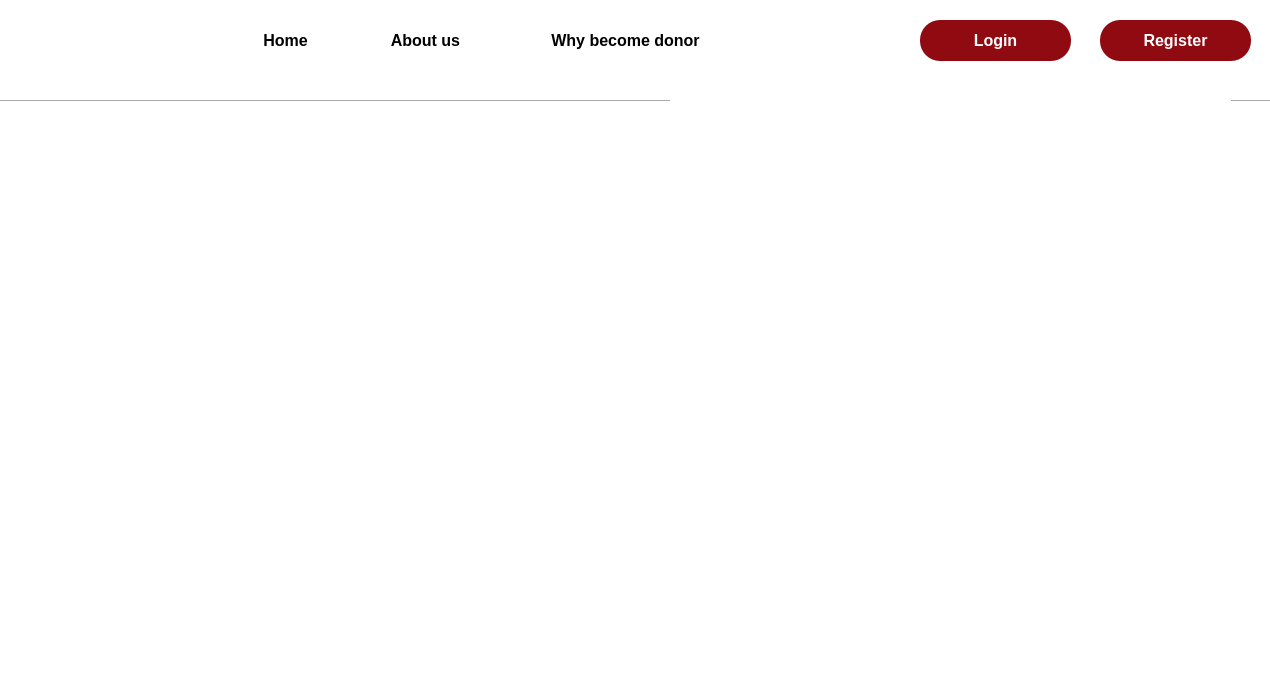
Old version of the form why_become_donor.ui in the repository Rista10/Final.
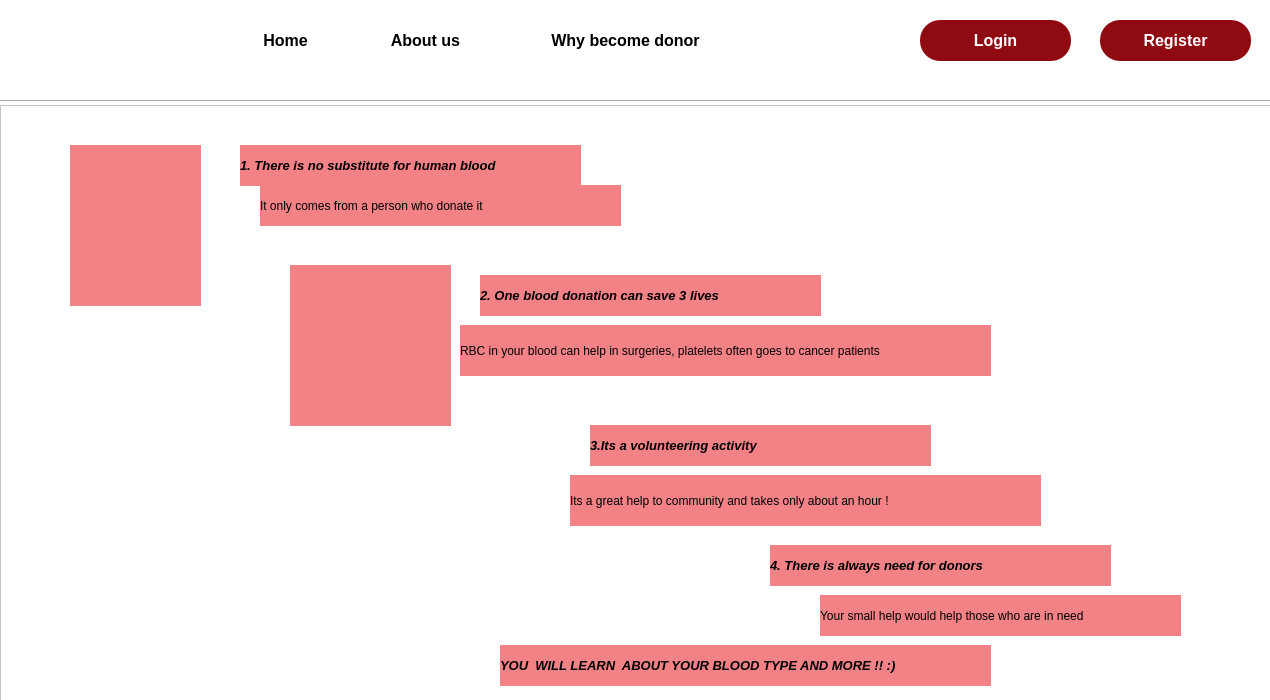
New version of the form. Icons and pictures are not drawn.

Diff of the .ui file:
```diff
--- a/why_become_donor.ui
+++ b/why_become_donor.ui
@@ -218,37 +218,278 @@
     <string>Why become donor</string>
    </property>
   </widget>
-  <widget class="QLabel" name="label">
+  <widget class="QFrame" name="frame">
    <property name="geometry">
     <rect>
-     <x>40</x>
-     <y>110</y>
-     <width>571</width>
-     <height>581</height>
+     <x>0</x>
+     <y>105</y>
+     <width>1271</width>
+     <height>651</height>
     </rect>
    </property>
    <property name="styleSheet">
-    <string notr="true">border-image: url(:/Images/why.jpg);</string>
+    <string notr="true">#frame{
+border-image: url(:/img/Images/output-onlinepngtools (1).png);  }
+</string>
    </property>
-   <property name="text">
-    <string/>
+   <property name="frameShape">
+    <enum>QFrame::StyledPanel</enum>
    </property>
-  </widget>
-  <widget class="QLabel" name="label_2">
-   <property name="geometry">
-    <rect>
-     <x>670</x>
-     <y>100</y>
-     <width>561</width>
-     <height>571</height>
-    </rect>
+   <property name="frameShadow">
+    <enum>QFrame::Raised</enum>
    </property>
-   <property name="styleSheet">
-    <string notr="true">border-image: url(:/Images/benefits.jpg);</string>
-   </property>
-   <property name="text">
-    <string/>
-   </property>
+   <widget class="QLabel" name="label">
+    <property name="geometry">
+     <rect>
+      <x>70</x>
+      <y>40</y>
+      <width>131</width>
+      <height>161</height>
+     </rect>
+    </property>
+    <property name="styleSheet">
+     <string notr="true">border-image: url(:/img/Images/bg.png);
+background-color: rgb(243, 130, 135);</string>
+    </property>
+    <property name="text">
+     <string/>
+    </property>
+   </widget>
+   <widget class="QLabel" name="label_2">
+    <property name="geometry">
+     <rect>
+      <x>240</x>
+      <y>40</y>
+      <width>341</width>
+      <height>41</height>
+     </rect>
+    </property>
+    <property name="font">
+     <font>
+      <pointsize>10</pointsize>
+      <italic>true</italic>
+      <bold>true</bold>
+     </font>
+    </property>
+    <property name="styleSheet">
+     <string notr="true">background-color: rgb(243, 130, 135);</string>
+    </property>
+    <property name="text">
+     <string>1. There is no substitute for human blood</string>
+    </property>
+   </widget>
+   <widget class="QLabel" name="label_17">
+    <property name="geometry">
+     <rect>
+      <x>260</x>
+      <y>80</y>
+      <width>361</width>
+      <height>41</height>
+     </rect>
+    </property>
+    <property name="styleSheet">
+     <string notr="true">background-color: rgb(243, 130, 135);</string>
+    </property>
+    <property name="text">
+     <string>It only comes from a person who donate it</string>
+    </property>
+   </widget>
+   <widget class="QLabel" name="label_18">
+    <property name="geometry">
+     <rect>
+      <x>480</x>
+      <y>170</y>
+      <width>341</width>
+      <height>41</height>
+     </rect>
+    </property>
+    <property name="font">
+     <font>
+      <pointsize>10</pointsize>
+      <italic>true</italic>
+      <bold>true</bold>
+     </font>
+    </property>
+    <property name="styleSheet">
+     <string notr="true">background-color: rgb(243, 130, 135);</string>
+    </property>
+    <property name="text">
+     <string>2. One blood donation can save 3 lives</string>
+    </property>
+   </widget>
+   <widget class="QLabel" name="label_19">
+    <property name="geometry">
+     <rect>
+      <x>590</x>
+      <y>320</y>
+      <width>341</width>
+      <height>41</height>
+     </rect>
+    </property>
+    <property name="font">
+     <font>
+      <pointsize>10</pointsize>
+      <italic>true</italic>
+      <bold>true</bold>
+     </font>
+    </property>
+    <property name="styleSheet">
+     <string notr="true">background-color: rgb(243, 130, 135);</string>
+    </property>
+    <property name="text">
+     <string>3.Its a volunteering activity</string>
+    </property>
+   </widget>
+   <widget class="QLabel" name="label_20">
+    <property name="geometry">
+     <rect>
+      <x>770</x>
+      <y>440</y>
+      <width>341</width>
+      <height>41</height>
+     </rect>
+    </property>
+    <property name="font">
+     <font>
+      <pointsize>10</pointsize>
+      <italic>true</italic>
+      <bold>true</bold>
+     </font>
+    </property>
+    <property name="styleSheet">
+     <string notr="true">background-color: rgb(243, 130, 135);</string>
+    </property>
+    <property name="text">
+     <string>4. There is always need for donors</string>
+    </property>
+   </widget>
+   <widget class="QLabel" name="label_21">
+    <property name="geometry">
+     <rect>
+      <x>570</x>
+      <y>370</y>
+      <width>471</width>
+      <height>51</height>
+     </rect>
+    </property>
+    <property name="styleSheet">
+     <string notr="true">background-color: rgb(243, 130, 135);</string>
+    </property>
+    <property name="text">
+     <string>Its a great help to community and takes only about an hour !</string>
+    </property>
+   </widget>
+   <widget class="QLabel" name="label_22">
+    <property name="geometry">
+     <rect>
+      <x>460</x>
+      <y>220</y>
+      <width>531</width>
+      <height>51</height>
+     </rect>
+    </property>
+    <property name="styleSheet">
+     <string notr="true">background-color: rgb(243, 130, 135);</string>
+    </property>
+    <property name="text">
+     <string>RBC in your blood can help in surgeries, platelets often goes to cancer patients</string>
+    </property>
+   </widget>
+   <widget class="QLabel" name="label_23">
+    <property name="geometry">
+     <rect>
+      <x>820</x>
+      <y>490</y>
+      <width>361</width>
+      <height>41</height>
+     </rect>
+    </property>
+    <property name="styleSheet">
+     <string notr="true">background-color: rgb(243, 130, 135);</string>
+    </property>
+    <property name="text">
+     <string>Your small help would help those who are in need </string>
+    </property>
+   </widget>
+   <widget class="QLabel" name="label_24">
+    <property name="geometry">
+     <rect>
+      <x>500</x>
+      <y>540</y>
+      <width>491</width>
+      <height>41</height>
+     </rect>
+    </property>
+    <property name="font">
+     <font>
+      <pointsize>10</pointsize>
+      <italic>true</italic>
+      <bold>true</bold>
+     </font>
+    </property>
+    <property name="styleSheet">
+     <string notr="true">background-color: rgb(243, 130, 135);</string>
+    </property>
+    <property name="text">
+     <string>YOU  WILL LEARN  ABOUT YOUR BLOOD TYPE AND MORE !! :) </string>
+    </property>
+   </widget>
+   <widget class="QLabel" name="label_25">
+    <property name="geometry">
+     <rect>
+      <x>410</x>
+      <y>350</y>
+      <width>131</width>
+      <height>111</height>
+     </rect>
+    </property>
+    <property name="styleSheet">
+     <string notr="true">#label_12{border-image: url(:/img/Images/istockphoto-1179369531-612x612-removebg-preview.png);
+  hover:  rgb(170, 0, 0);
+
+
+}
+</string>
+    </property>
+    <property name="text">
+     <string/>
+    </property>
+   </widget>
+   <widget class="QLabel" name="label_26">
+    <property name="geometry">
+     <rect>
+      <x>290</x>
+      <y>160</y>
+      <width>161</width>
+      <height>161</height>
+     </rect>
+    </property>
+    <property name="styleSheet">
+     <string notr="true">border-image: url(:/img/Images/istockphoto-1091728056-612x612-removebg-preview.png);
+background-color: rgb(243, 130, 135);</string>
+    </property>
+    <property name="text">
+     <string/>
+    </property>
+   </widget>
+   <widget class="QLabel" name="label_27">
+    <property name="geometry">
+     <rect>
+      <x>1010</x>
+      <y>20</y>
+      <width>251</width>
+      <height>281</height>
+     </rect>
+    </property>
+    <property name="styleSheet">
+     <string notr="true">border-image: url(:/img/Images/vector-illustration-of-donate-blood-concept-for-world-blood-donor-day-T7393X-removebg-preview.png);
+border-radius: 50px;
+</string>
+    </property>
+    <property name="text">
+     <string/>
+    </property>
+   </widget>
   </widget>
  </widget>
  <resources/>
```
